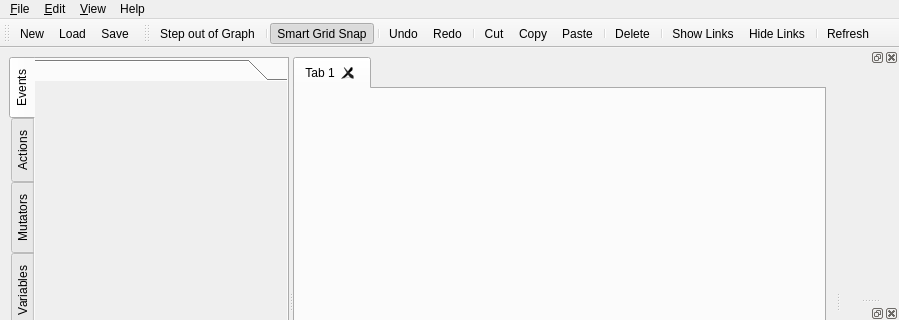
Old version of the form delta3d/ui/dtDirectorQt/directoreditor.ui in the repository delta3d/delta3d; both pictures show x 0 to 899 and y 0 to 320 of the 899 by 600 pixel window.
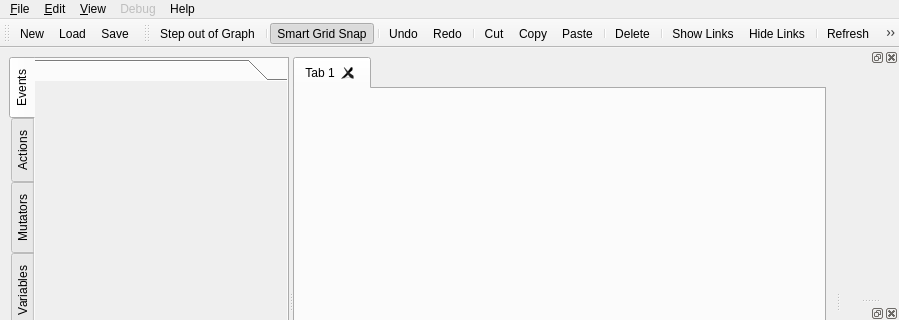
New version of the form. Icons and pictures are not drawn. Custom widgets are drawn as their Qt base class.

Commit message: dtDirector: You can now step through the running script when the editor is opened in inspector.

```diff
--- a/delta3d/ui/dtDirectorQt/directoreditor.ui
+++ b/delta3d/ui/dtDirectorQt/directoreditor.ui
@@ -336,9 +336,21 @@
     </property>
     <addaction name="actionDirector_Help"/>
    </widget>
+   <widget class="QMenu" name="menuDebug">
+    <property name="enabled">
+     <bool>false</bool>
+    </property>
+    <property name="title">
+     <string>Debug</string>
+    </property>
+    <addaction name="actionPause"/>
+    <addaction name="actionContinue"/>
+    <addaction name="actionStep_Next"/>
+   </widget>
    <addaction name="menuFile"/>
    <addaction name="menu_Edit"/>
    <addaction name="menu_View"/>
+   <addaction name="menuDebug"/>
    <addaction name="menuHelp"/>
   </widget>
   <widget class="QStatusBar" name="statusbar"/>
@@ -383,6 +395,10 @@
    <addaction name="action_Hide_Links"/>
    <addaction name="separator"/>
    <addaction name="action_Refresh"/>
+   <addaction name="separator"/>
+   <addaction name="actionPause"/>
+   <addaction name="actionContinue"/>
+   <addaction name="actionStep_Next"/>
   </widget>
   <widget class="dtDirector::PropertyEditor" name="propertyEditor">
    <attribute name="dockWidgetArea">
@@ -733,6 +749,48 @@
     <enum>Qt::WidgetShortcut</enum>
    </property>
   </action>
+  <action name="actionPause">
+   <property name="enabled">
+    <bool>false</bool>
+   </property>
+   <property name="icon">
+    <iconset resource="../../src/dtDirectorQt/directorqt.qrc">
+     <normaloff>:/icons/debug_pause.png</normaloff>:/icons/debug_pause.png</iconset>
+   </property>
+   <property name="text">
+    <string>Pause</string>
+   </property>
+  </action>
+  <action name="actionContinue">
+   <property name="enabled">
+    <bool>false</bool>
+   </property>
+   <property name="icon">
+    <iconset resource="../../src/dtDirectorQt/directorqt.qrc">
+     <normaloff>:/icons/debug_continue.png</normaloff>:/icons/debug_continue.png</iconset>
+   </property>
+   <property name="text">
+    <string>Continue</string>
+   </property>
+   <property name="shortcut">
+    <string>F5</string>
+   </property>
+  </action>
+  <action name="actionStep_Next">
+   <property name="enabled">
+    <bool>false</bool>
+   </property>
+   <property name="icon">
+    <iconset resource="../../src/dtDirectorQt/directorqt.qrc">
+     <normaloff>:/icons/debug_step.png</normaloff>:/icons/debug_step.png</iconset>
+   </property>
+   <property name="text">
+    <string>Step Next</string>
+   </property>
+   <property name="shortcut">
+    <string>F10</string>
+   </property>
+  </action>
  </widget>
  <customwidgets>
   <customwidget>
```
The commit also changes 16 other files.
